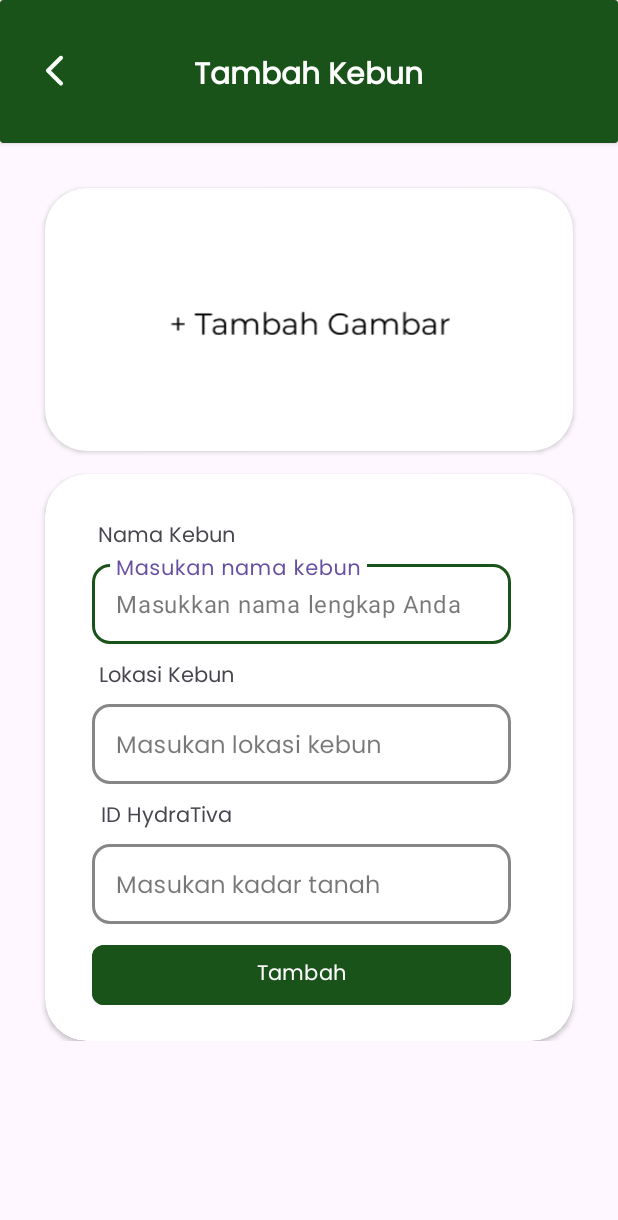
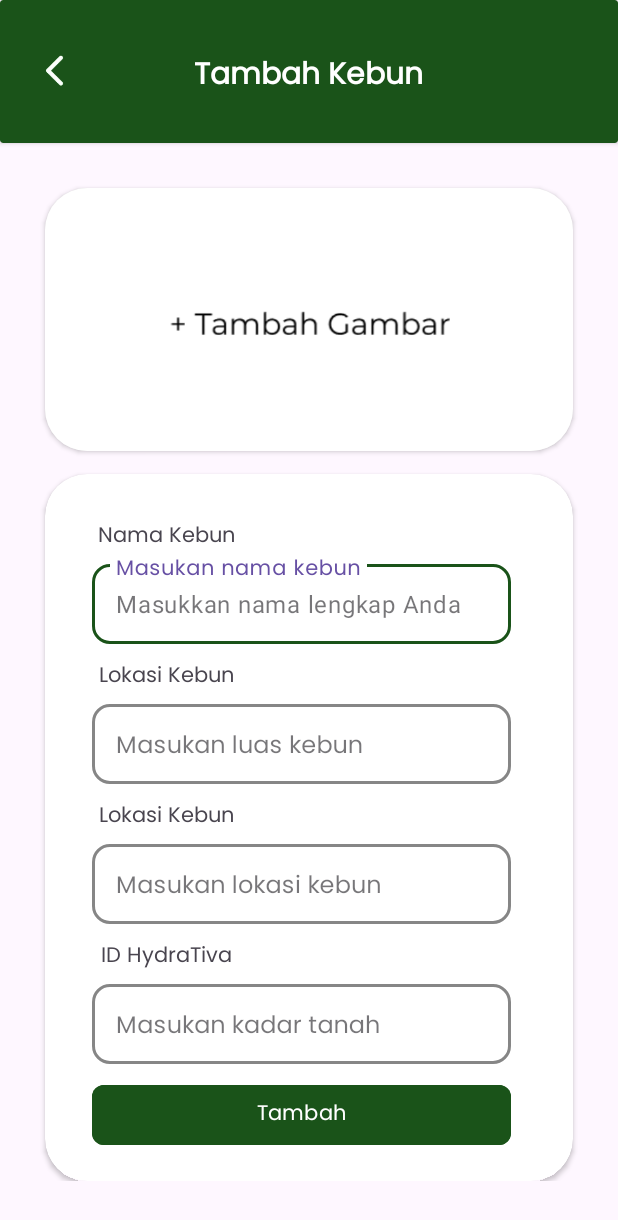
Before and after one commit to Iyaddhh/HydraTiva-App, an Android app: the layout activity_tambah_kebun.xml on its own in the app's theme, with its tools: preview values and no code run, on a phone screen of 412 x 824 dp. Shown: the top 1220 px of the screen. Run offline under Robolectric (Android 15) with nearby library versions, the phone set to English and light mode, and no system bars; network calls fail.

Commit message:
Push KebunService

```diff
--- a/app/src/main/AndroidManifest.xml
+++ b/app/src/main/AndroidManifest.xml
@@ -15,6 +15,9 @@
         tools:targetApi="31">
         <activity
             android:name=".notifikasi"
+            android:exported="false" />
+        <activity
+            android:name=".tambah_kebun"
             android:exported="false" />
         <activity
             android:name=".getstarted"
--- a/app/src/main/res/layout/activity_tambah_kebun.xml
+++ b/app/src/main/res/layout/activity_tambah_kebun.xml
@@ -114,6 +114,38 @@
                     android:fontFamily="@font/poppins"/>
 
                 <com.google.android.material.textfield.TextInputLayout
+                    android:id="@+id/Luas"
+                    android:layout_width="match_parent"
+                    android:layout_height="wrap_content"
+                    android:layout_marginStart="11dp"
+                    android:layout_marginEnd="11dp"
+                    android:hint="Masukan luas kebun"
+                    style="@style/CustomTextInputLayout"
+                    app:boxBackgroundMode="outline"
+                    app:boxStrokeWidth="2dp"
+                    app:boxStrokeWidthFocused="2dp"
+                    app:hintTextAppearance="@style/HintTextStyle"
+                    app:placeholderText="Masukkan nama lengkap Anda">
+
+                    <com.google.android.material.textfield.TextInputEditText
+                        android:id="@+id/LuasLahan"
+                        android:layout_width="match_parent"
+                        android:layout_height="wrap_content"
+                        android:textSize="16sp"
+                        android:padding="13dp"
+                        android:fontFamily="@font/poppins"/>
+                </com.google.android.material.textfield.TextInputLayout>
+
+
+                <TextView
+                    android:layout_width="wrap_content"
+                    android:layout_height="wrap_content"
+                    android:text="Lokasi Kebun"
+                    android:layout_marginEnd="90dp"
+                    android:layout_marginTop="10dp"
+                    android:fontFamily="@font/poppins"/>
+
+                <com.google.android.material.textfield.TextInputLayout
                     android:id="@+id/Lokasi"
                     android:layout_width="match_parent"
                     android:layout_height="wrap_content"
--- a/gradle/libs.versions.toml
+++ b/gradle/libs.versions.toml
@@ -1,5 +1,5 @@
 [versions]
-agp = "8.6.0"
+agp = "8.5.2"
 junit = "4.13.2"
 junitVersion = "1.2.1"
 espressoCore = "3.6.1"
```
Also changed, not shown: app/src/main/java/com/example/hydrativa/Dashboard.java (+23 -0 lines), app/src/main/java/com/example/hydrativa/Watering.java (+17 -5 lines), app/src/main/java/com/example/hydrativa/models/Kebun.java (added, +40 -0 lines), app/src/main/java/com/example/hydrativa/retrofit/KebunService.java (added, +20 -0 lines), app/src/main/java/com/example/hydrativa/tambah_kebun.java (+127 -9 lines), build.gradle.kts (+12 -1 lines), gradle/wrapper/gradle-wrapper.properties.
